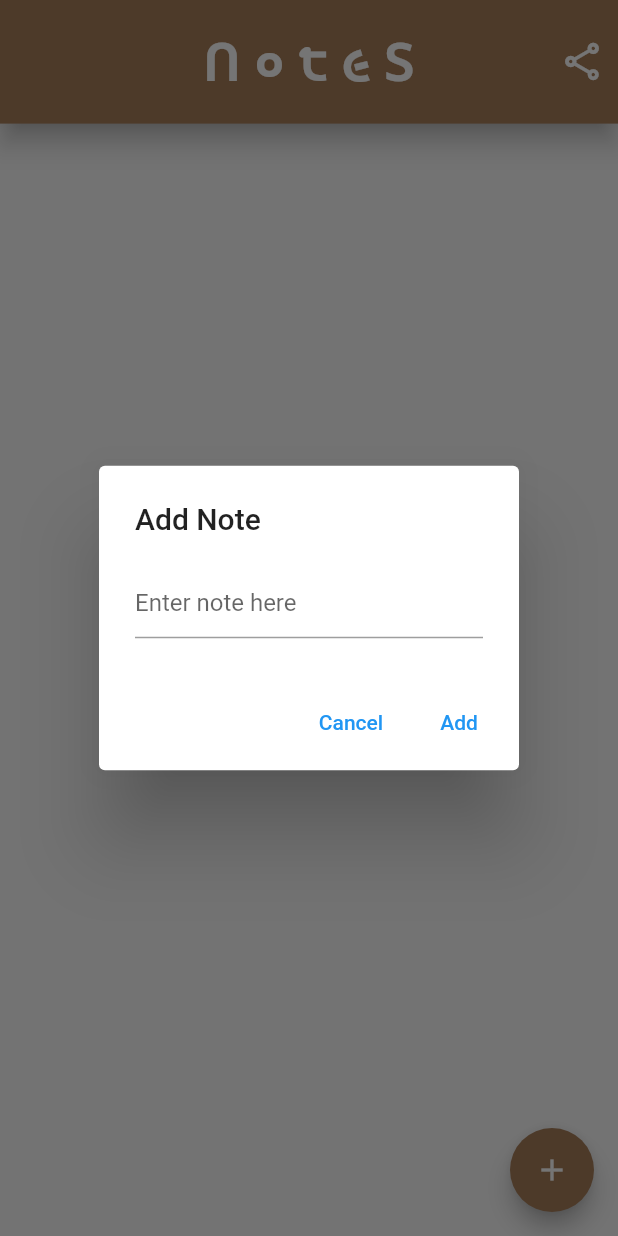
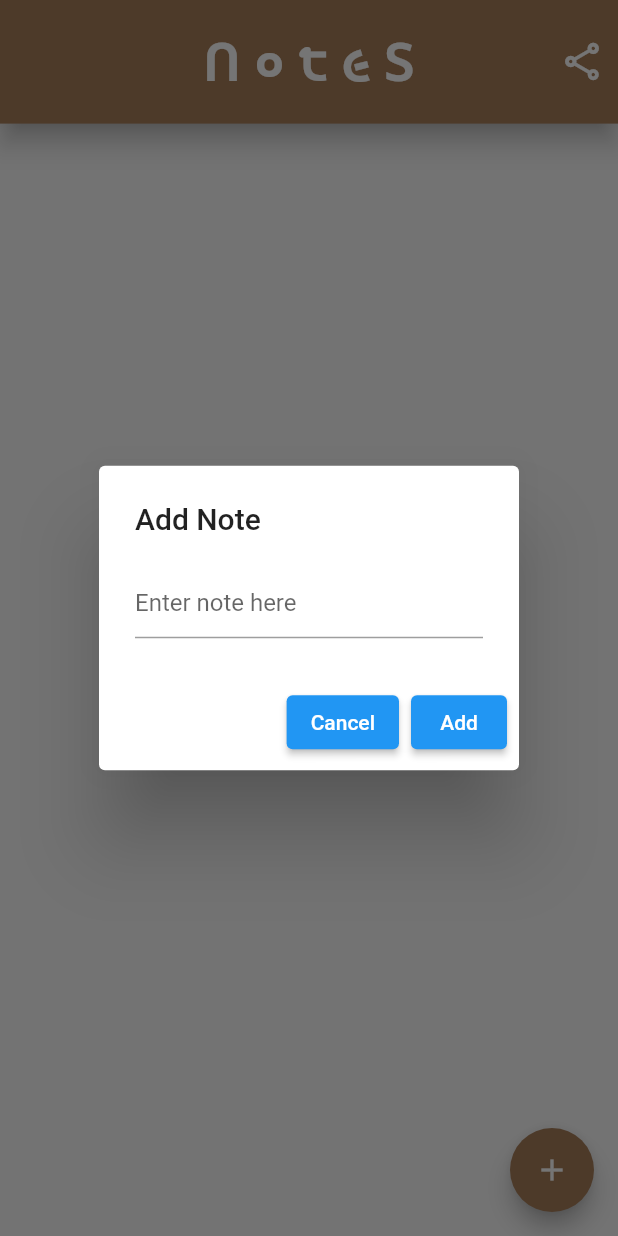
Before and after one commit to Pasan-Pahasara/Flutter-Firebase-CRUD, a Flutter app: the screen it shows after launch, after a tap on the "add" icon, on a phone screen of 412 x 824 dp. Run offline on Flutter 3.47's test engine with Material 2 defaults, Android fonts, the phone set to English and light mode, and no system bars; our stand-ins replace cloud_firestore, firebase_core; accounts and stored records are empty.

Commit message:
get firestore instance

```diff
--- a/lib/ui/home_page/home_page.dart
+++ b/lib/ui/home_page/home_page.dart
@@ -1,4 +1,5 @@
 import 'package:flutter/material.dart';
+import 'package:flutter_firebase_crud/services/firestore/firestore.dart';
 
 class HomePage extends StatefulWidget {
   const HomePage({super.key});
@@ -8,8 +9,13 @@ class HomePage extends StatefulWidget {
 }
 
 class _HomePageState extends State<HomePage> {
+  // Firestore service
+  final FirestoreService _firestore = FirestoreService();
+
+  // Text controller for the name field
   final TextEditingController _nameController = TextEditingController();
 
+  // Open the note pop up
   void openNotePopUp() {
     showDialog(
       context: context,
@@ -20,13 +26,15 @@ class _HomePageState extends State<HomePage> {
           decoration: const InputDecoration(hintText: "Enter note here"),
         ),
         actions: [
-          TextButton(
+          // Cancel button
+          ElevatedButton(
             onPressed: () {
               Navigator.of(context).pop();
             },
             child: const Text('Cancel'),
           ),
-          TextButton(
+          // Add button
+          ElevatedButton(
             onPressed: () {
               Navigator.of(context).pop();
             },
```
